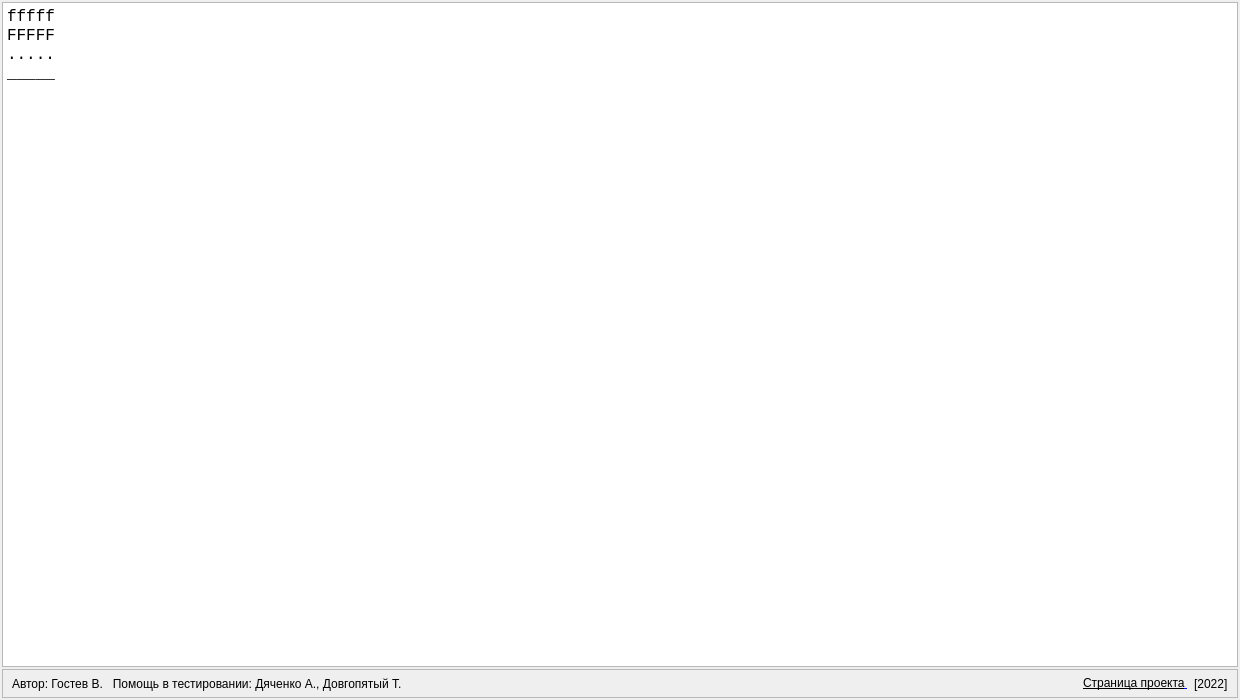
Old version of the form MDA_UI/window_simple.ui in the repository Wrexan/MDA.
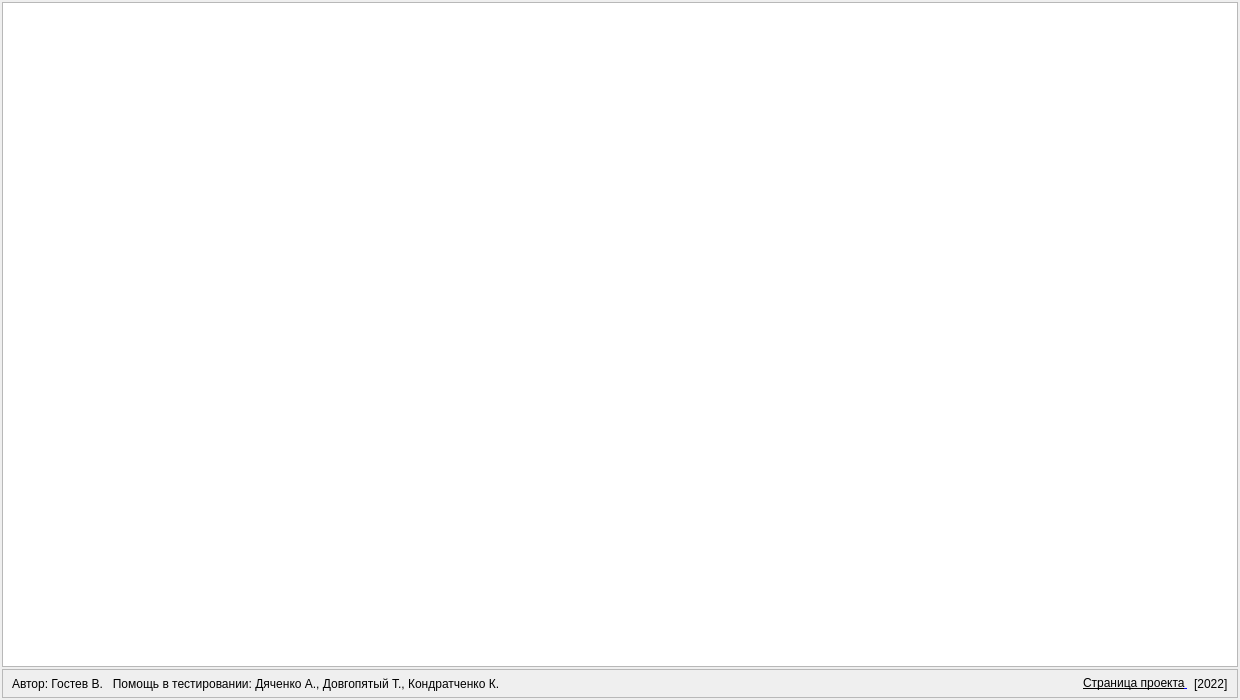
New version of the form.

The edit to the form file:
```diff
--- a/MDA_UI/window_simple.ui
+++ b/MDA_UI/window_simple.ui
@@ -33,7 +33,7 @@
     <widget class="QPlainTextEdit" name="text">
      <property name="font">
       <font>
-       <family>Courier New</family>
+       <family>Consolas</family>
        <pointsize>12</pointsize>
       </font>
      </property>
@@ -41,10 +41,7 @@
       <bool>true</bool>
      </property>
      <property name="plainText">
-      <string>fffff
-FFFFF
-.....
-_____</string>
+      <string/>
      </property>
     </widget>
    </item>
@@ -96,7 +93,7 @@
          </size>
         </property>
         <property name="text">
-         <string>Автор: Гостев В.   Помощь в тестировании: Дяченко А., Довгопятый Т.</string>
+         <string>Автор: Гостев В.   Помощь в тестировании: Дяченко А., Довгопятый Т., Кондратченко К.</string>
         </property>
        </widget>
       </item>
```
